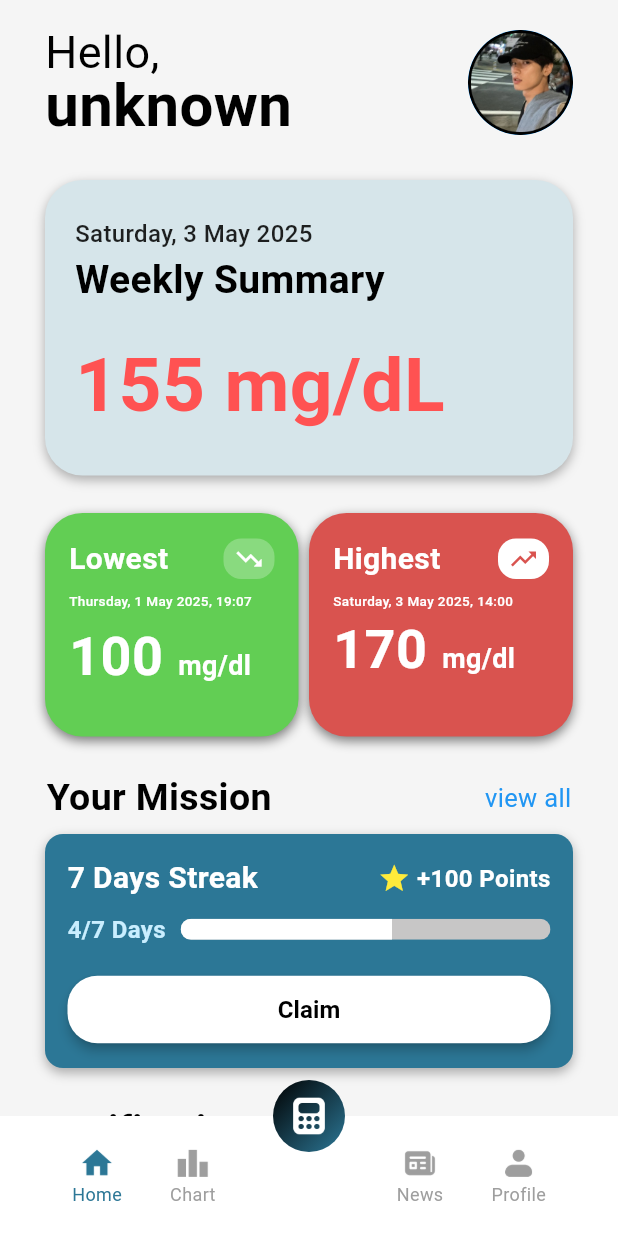
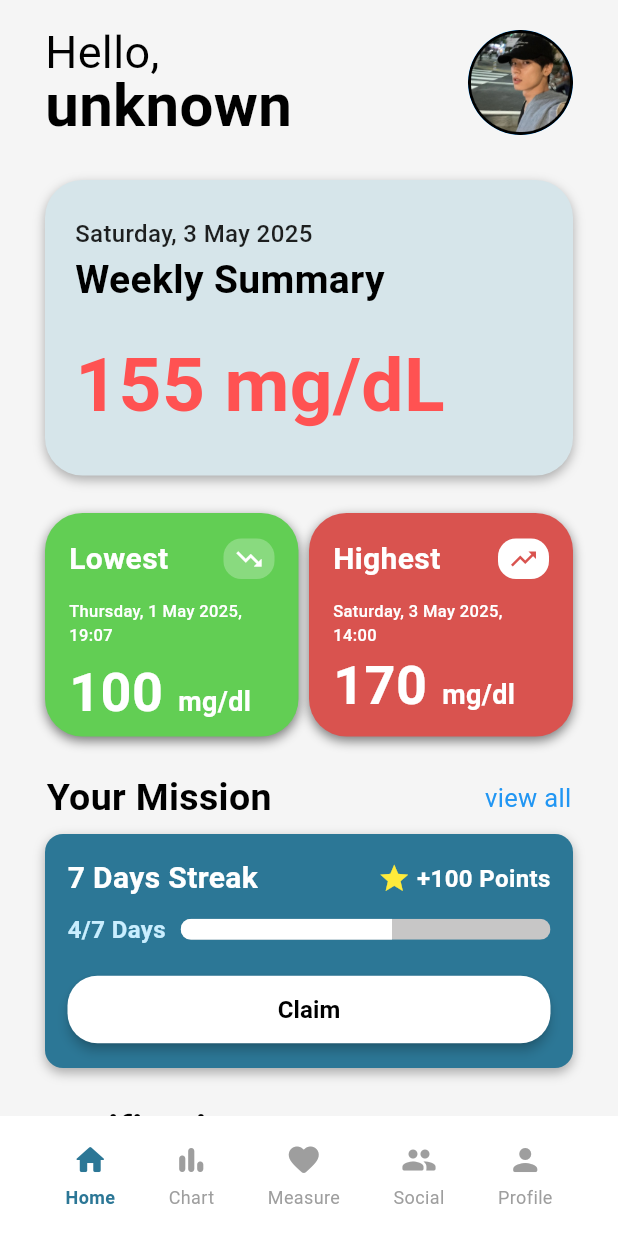
Before and after one commit to putritheresia21/gluco-track, a Flutter app: the CustomBottomNav screen opened directly with empty values, on a phone screen of 412 x 824 dp. Run offline on Flutter 3.47's test engine with Material 3 defaults, Android fonts, the light colour scheme and no system bars; our stand-ins replace cloud_firestore, firebase_auth, firebase_core, flutter_dotenv, image_picker, share_plus and 2 more; accounts and stored records are empty; project files that could hold a hidden picture were left out.

Commit message:
tambah assets dan code artikel news juga social section's routing - perbaikan navbar & minor

```diff
--- /dev/null
+++ b/lib/pages/detail_article_page.dart
@@ -0,0 +1 @@
+// bntr gw cpek
--- a/lib/pages/home_page.dart
+++ b/lib/pages/home_page.dart
@@ -1,9 +1,4 @@
 import 'package:flutter/material.dart';
-import 'package:glucotrack_app/models/User.dart';
-import 'package:glucotrack_app/pages/register_page.dart';
-import 'package:glucotrack_app/services/user_service.dart';
-import 'profile_page.dart';
-import 'package:glucotrack_app/pages/SocialMedia/feeds.dart';
 import 'package:glucotrack_app/services/auth_service.dart';
 import 'package:glucotrack_app/Widget/status_bar_helper.dart';
 
@@ -191,12 +186,12 @@ class HomePageState extends State<HomePage> {
                                 ),
                               ],
                             ),
-                            const SizedBox(height: 7),
+                            const SizedBox(height: 12),
                             Text(
                               'Thursday, 1 May 2025, 19:07',
                               style: TextStyle(
                                 color: Colors.white,
-                                fontSize: 9,
+                                fontSize: 11,
                                 fontWeight: FontWeight.w500,
                               ),
                             ),
@@ -274,12 +269,12 @@ class HomePageState extends State<HomePage> {
                                 ),
                               ],
                             ),
-                            const SizedBox(height: 7),
+                            const SizedBox(height: 12),
                             Text(
                               'Saturday, 3 May 2025, 14:00',
                               style: TextStyle(
                                 color: Colors.white,
-                                fontSize: 9,
+                                fontSize: 11,
                                 fontWeight: FontWeight.w500,
                               ),
                             ),
--- a/lib/pages/navbar.dart
+++ b/lib/pages/navbar.dart
@@ -1,15 +1,9 @@
 import 'package:flutter/material.dart';
-import 'package:glucotrack_app/pages/calculator_page.dart';
+import 'package:glucotrack_app/pages/home_page.dart';
 import 'package:glucotrack_app/pages/glucose_chart.dart';
-import 'package:glucotrack_app/pages/home_page.dart';
-import 'package:glucotrack_app/pages/login_page.dart';
-//import 'package:glucotrack_app/pages/notification_page.dart';
+import 'package:glucotrack_app/pages/glucose_measuring.dart';
+import 'package:glucotrack_app/pages/social_page.dart';
 import 'package:glucotrack_app/pages/profile.dart';
-import 'SocialMedia/feeds.dart';
-import 'package:glucotrack_app/pages/GlucosePrediction.dart';
-import 'package:glucotrack_app/pages/register_page.dart';
-
-import 'glucose_measuring.dart';
 
 class CustomBottomNav extends StatefulWidget {
   final String userId;
@@ -27,12 +21,14 @@ class CustomBottomNavState extends State<CustomBottomNav> {
   int selectedIndex = 0;
   late final List<Widget> pages;
 
-  List<String> labels = ["Home", "Chart", "News", "Profile"];
-  List<String> iconPaths = [
-    'assets/navbar/newhome.png',
-    'assets/navbar/newchart.png',
-    'assets/navbar/article.png',
-    'assets/navbar/newprofile.png',
+  List<String> labels = ["Home", "Chart", "Measure", "Social", "Profile"];
+
+  List<IconData> icons = [
+    Icons.home_rounded,
+    Icons.bar_chart_rounded,
+    Icons.favorite_rounded,
+    Icons.group_rounded,
+    Icons.person_rounded,
   ];
 
   @override
@@ -41,8 +37,9 @@ class CustomBottomNavState extends State<CustomBottomNav> {
     pages = [
       HomePage(),
       GlucoseChart(),
-      PublicFeedPage(),
-      Glucoseprediction(),
+      GlucoseMeasuring(),
+      SocialPage(),
+      Profile(),
     ];
   }
 
@@ -56,50 +53,13 @@ class CustomBottomNavState extends State<CustomBottomNav> {
   Widget build(BuildContext context) {
     return Scaffold(
       body: pages[selectedIndex],
-      floatingActionButton: Container(
-        width: 48,
-        height: 48,
-        decoration: const BoxDecoration(
-          shape: BoxShape.circle,
-          gradient: LinearGradient(
-            colors: [Colors.black, Color(0xFF2C7796)],
-            begin: Alignment.topLeft,
-            end: Alignment.bottomRight,
-          ),
-        ),
-        child: RawMaterialButton(
-          shape: const CircleBorder(),
-          onPressed: () {
-            Navigator.push(
-              context,
-              MaterialPageRoute(builder: (context) => const GlucoseMeasuring()),
-            );
-          },
-          child: Image.asset(
-            'assets/navbar/calc2.png',
-            width: 28,
-            height: 38,
-            color: Colors.white,
-          ),
-        ),
-      ),
-      floatingActionButtonLocation: FloatingActionButtonLocation.centerDocked,
       bottomNavigationBar: BottomAppBar(
-        shape: CircularNotchedRectangle(),
-        notchMargin: 8,
         child: Container(
           height: 70,
-          padding: EdgeInsets.symmetric(horizontal: 16),
+          padding: EdgeInsets.symmetric(horizontal: 8),
           child: Row(
-            mainAxisAlignment: MainAxisAlignment.spaceBetween,
-            children: [
-              Row(
-                children: List.generate(2, (index) => buildNavItem(index)),
-              ),
-              Row(
-                children: List.generate(2, (index) => buildNavItem(index + 2)),
-              ),
-            ],
+            mainAxisAlignment: MainAxisAlignment.spaceEvenly,
+            children: List.generate(5, (index) => buildNavItem(index)),
           ),
         ),
       ),
@@ -114,18 +74,20 @@ class CustomBottomNavState extends State<CustomBottomNav> {
         padding: const EdgeInsets.symmetric(horizontal: 16),
         child: Column(
           mainAxisSize: MainAxisSize.min,
+          mainAxisAlignment: MainAxisAlignment.center,
           children: [
-            Image.asset(
-              iconPaths[index],
-              width: 24,
-              height: 24,
+            Icon(
+              icons[index],
+              size: 24,
               color: isActive ? Color(0xFF2C7796) : Colors.grey,
             ),
+            SizedBox(height: 4),
             Text(
               labels[index],
               style: TextStyle(
                 fontSize: 12,
                 color: isActive ? Color(0xFF2C7796) : Colors.grey,
+                fontWeight: isActive ? FontWeight.w600 : FontWeight.w400,
               ),
             ),
           ],
--- a/lib/pages/profile.dart
+++ b/lib/pages/profile.dart
@@ -80,11 +80,10 @@ class _ProfileState extends State<Profile> {
     );
   }
 
-
   @override
   Widget build(BuildContext context) {
     return Scaffold(
-      backgroundColor: const Color(0xFFE9F0F2),
+      backgroundColor: const Color(0xFFF5F5F5),
       body: SafeArea(
         child: ListView(
           physics: const BouncingScrollPhysics(),
--- a/pubspec.yaml
+++ b/pubspec.yaml
@@ -35,3 +35,4 @@ flutter:
     - assets/
     - .env
     - assets/profile/
+    - assets/article/
```
Also changed, not shown: lib/Widget/article_card.dart (added, +159 -0 lines), lib/Widget/social_header.dart (+37 -13 lines), lib/pages/SocialMedia/feeds.dart (+2 -21 lines), lib/pages/glucose_measuring.dart (+9 -9 lines), lib/pages/news_page.dart (added, +140 -0 lines), lib/pages/social_page.dart (added, +43 -0 lines), assets/article/exercise.jpg (added), assets/article/glucose.jpg (added), assets/article/healthy_plates.jpg (added), assets/article/move_daily.jpg (added), assets/article/wellness.jpg (added), assets/profile/articleprofile.jpg (added).
